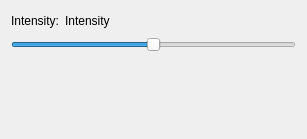
First picture: the form in src/gui/main_window/lighting_widget.ui, repository cppd/math, before the edit.
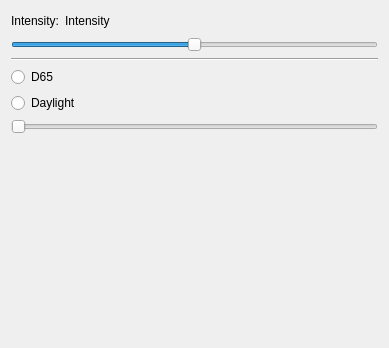
Second picture: the form after the edit.

Commit message: lighting parameters

Patch:
```diff
--- a/src/gui/main_window/lighting_widget.ui
+++ b/src/gui/main_window/lighting_widget.ui
@@ -6,8 +6,8 @@
    <rect>
     <x>0</x>
     <y>0</y>
-    <width>307</width>
-    <height>139</height>
+    <width>389</width>
+    <height>348</height>
    </rect>
   </property>
   <property name="windowTitle">
@@ -58,6 +58,34 @@
      </property>
     </widget>
    </item>
+   <item>
+    <widget class="Line" name="line">
+     <property name="orientation">
+      <enum>Qt::Horizontal</enum>
+     </property>
+    </widget>
+   </item>
+   <item>
+    <widget class="QRadioButton" name="radioButton_d65">
+     <property name="text">
+      <string>D65</string>
+     </property>
+    </widget>
+   </item>
+   <item>
+    <widget class="QRadioButton" name="radioButton_daylight">
+     <property name="text">
+      <string>Daylight</string>
+     </property>
+    </widget>
+   </item>
+   <item>
+    <widget class="QSlider" name="slider_daylight_cct">
+     <property name="orientation">
+      <enum>Qt::Horizontal</enum>
+     </property>
+    </widget>
+   </item>
    <item>
     <spacer name="verticalSpacer">
      <property name="orientation">
```
The commit also changes 2 other files.
